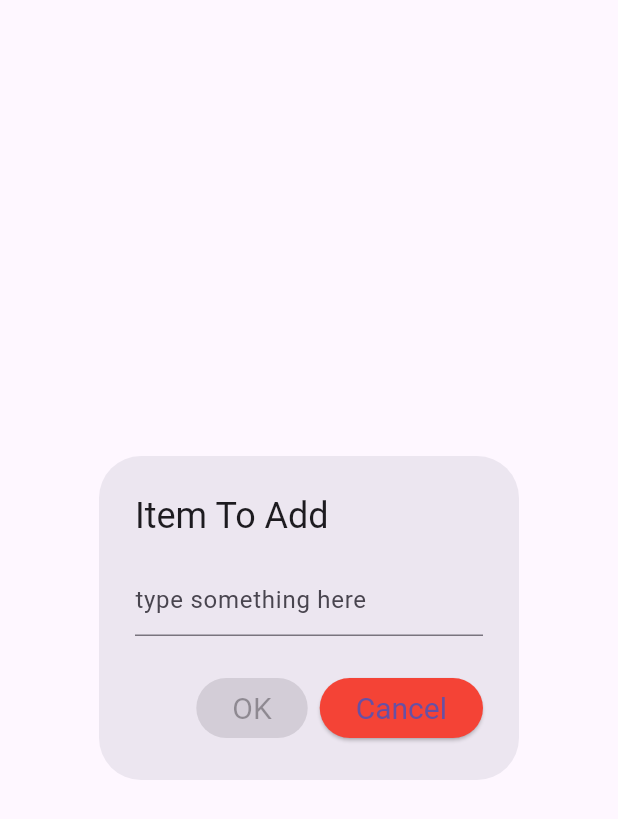
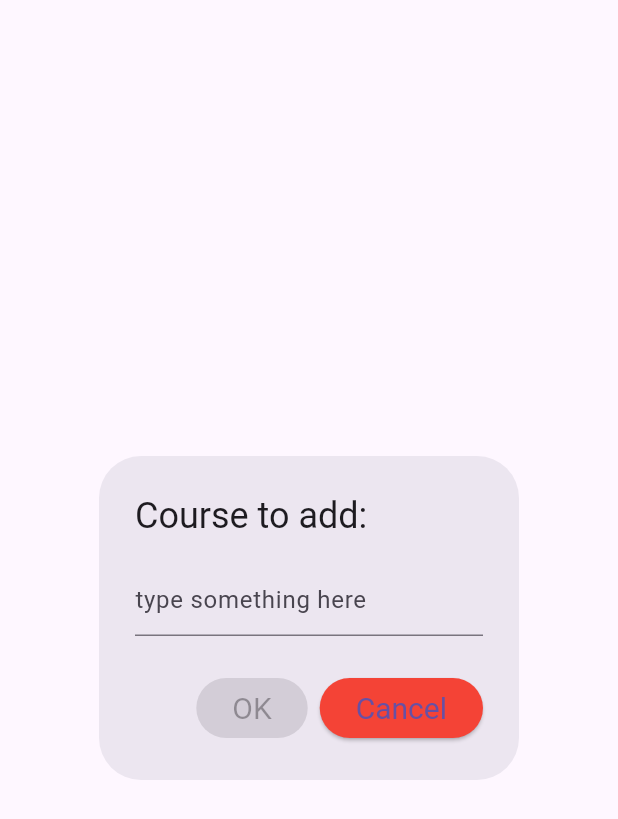
Before and after one commit to tuck3rb/emergency_checklists, a Flutter app: the ToDoDialog widget shown alone on an empty page, opened directly with empty values, on a phone screen of 412 x 824 dp. Shown: the top 819 px of the screen. Run offline on Flutter 3.47's test engine with Material 3 defaults, Android fonts, the phone set to English and light mode, and no system bars.

Commit message:
Changed color to Course
I made item take a Course instead of a color.

```diff
--- a/to_dont_list/lib/main.dart
+++ b/to_dont_list/lib/main.dart
@@ -1,5 +1,6 @@
 // Started with https://docs.flutter.dev/development/ui/widgets-intro
 import 'package:flutter/material.dart';
+import 'package:to_dont_list/objects/course.dart';
 import 'package:to_dont_list/objects/item.dart';
 import 'package:to_dont_list/widgets/to_do_items.dart';
 import 'package:to_dont_list/widgets/to_do_dialog.dart';
@@ -12,7 +13,8 @@ class ToDoList extends StatefulWidget {
 }
 
 class _ToDoListState extends State<ToDoList> {
-  final List<Item> items = [const Item(name: "add more todos", color: Color.fromARGB(255, 0, 255, 0))];
+  final List<Course> courses = [const Course(name: "Course", color: Color.fromARGB(255, 42, 101, 42))];
+  final List<Item> items = [const Item(name: "add more todos", course: Course(name: 'Course', color: Color.fromARGB(255, 42, 101, 42)))];
   final _itemSet = <Item>{};
 
   void _handleListChanged(Item item, bool completed) {
@@ -43,10 +45,10 @@ class _ToDoListState extends State<ToDoList> {
     });
   }
 
-  void _handleNewItem(String itemText, TextEditingController textController) {
+  void _handleNewItem(String itemText, TextEditingController textController, Course course) {
     setState(() {
       print("Adding new item");
-      Item item = Item(name: itemText, color: const Color.fromARGB(255, 255, 0, 0));
+      Item item = Item(name: itemText, course: course);
       items.insert(0, item);
       textController.clear();
     });
--- a/to_dont_list/lib/objects/item.dart
+++ b/to_dont_list/lib/objects/item.dart
@@ -1,12 +1,13 @@
 // Data class to keep the string and have an abbreviation function
 
 import 'package:flutter/material.dart';
+import 'package:to_dont_list/objects/course.dart';
 
 class Item {
-  const Item({required this.name, required this.color});
+  const Item({required this.name, required this.course});
 
   final String name;
-  final Color color;
+  final Course course;
 
   String abbrev() {
     return name.substring(0, 1);
--- a/to_dont_list/lib/widgets/new_course_dialog.dart
+++ b/to_dont_list/lib/widgets/new_course_dialog.dart
@@ -28,7 +28,7 @@ class _ToDoDialogState extends State<ToDoDialog> {
   @override
   Widget build(BuildContext context) {
     return AlertDialog(
-      title: const Text('Item To Add'),
+      title: const Text('Course to add:'),
       content: TextField(
         onChanged: (value) {
           setState(() {
--- a/to_dont_list/lib/widgets/to_do_dialog.dart
+++ b/to_dont_list/lib/widgets/to_do_dialog.dart
@@ -1,7 +1,8 @@
 import 'package:flutter/material.dart';
+import 'package:to_dont_list/objects/course.dart';
 
 typedef ToDoListAddedCallback = Function(
-    String value, TextEditingController textController);
+    String value, TextEditingController textController, Course course);
 
 class ToDoDialog extends StatefulWidget {
   const ToDoDialog({
@@ -48,7 +49,7 @@ class _ToDoDialogState extends State<ToDoDialog> {
               onPressed: value.text.isNotEmpty
                   ? () {
                       setState(() {
-                        widget.onListAdded(valueText, _inputController);
+                        widget.onListAdded(valueText, _inputController, const Course(name: 'Course', color: Color.fromARGB(255, 0, 250, 255)));
                         Navigator.pop(context);
                       });
                     }
--- a/to_dont_list/lib/widgets/to_do_items.dart
+++ b/to_dont_list/lib/widgets/to_do_items.dart
@@ -26,7 +26,7 @@ class ToDoListItem extends StatelessWidget {
 
     return completed //
         ? Colors.black54
-        : item.color;
+        : item.course.color;
   }
 
   TextStyle? _getTextStyle(BuildContext context) {
```
